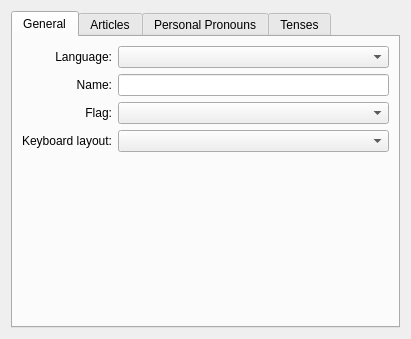
This is src/settings/languagepropertiespage.ui in KDE/parley as Qt 5 draws it before an edit. The edited form follows.
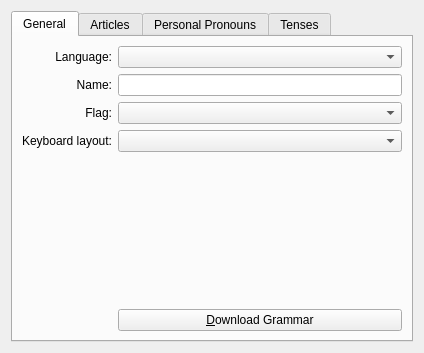
This is the edited form. Custom widgets are drawn as their Qt base class.

Commit message: Let parley fetch grammar online automatically. Also add a button to fetch the grammar definitions when editing languages. Bug: 151367

```diff
--- a/src/settings/languagepropertiespage.ui
+++ b/src/settings/languagepropertiespage.ui
@@ -5,8 +5,8 @@
    <rect>
     <x>0</x>
     <y>0</y>
-    <width>411</width>
-    <height>339</height>
+    <width>424</width>
+    <height>353</height>
    </rect>
   </property>
   <layout class="QHBoxLayout" name="horizontalLayout" >
@@ -88,6 +88,16 @@
          </property>
         </spacer>
        </item>
+       <item row="5" column="1" >
+        <widget class="QPushButton" name="downloadGrammarButton" >
+         <property name="text" >
+          <string>&amp;Download Grammar</string>
+         </property>
+         <property name="checkable" >
+          <bool>false</bool>
+         </property>
+        </widget>
+       </item>
       </layout>
      </widget>
      <widget class="QWidget" name="tab_2" >
```
Left out of the diff: 4 changed lines with no effect on the pictures. The commit also changes 9 other files.
